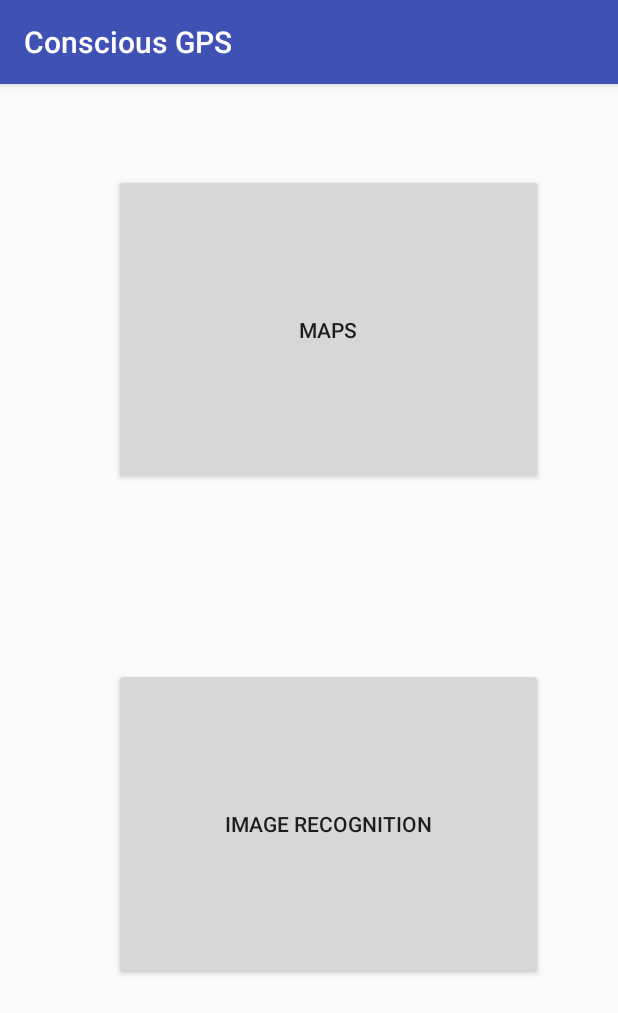
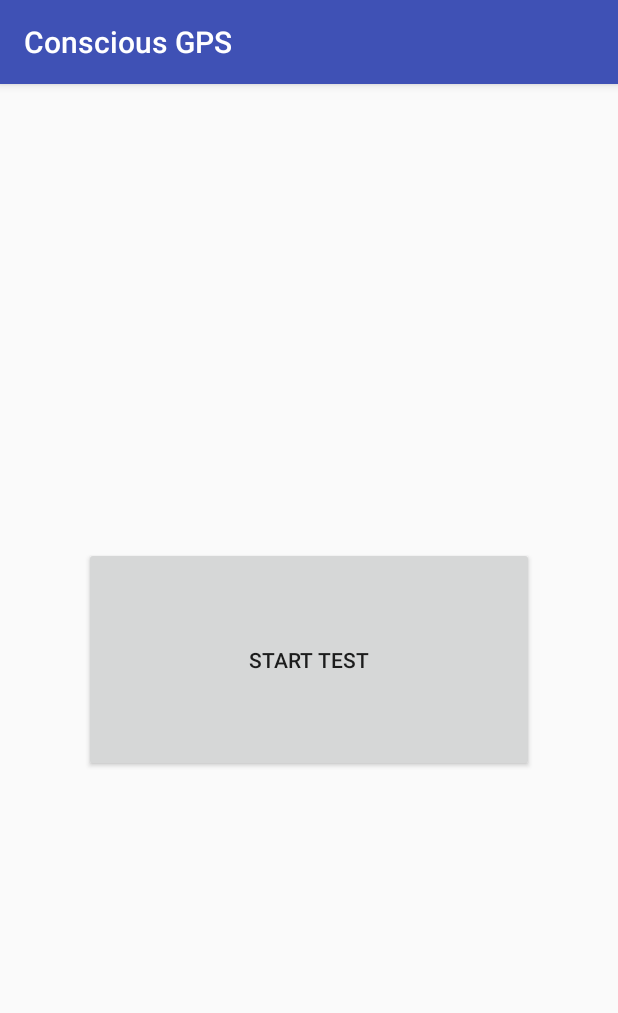
Before and after one commit to Jneverson/SeniorDesignResearch, an Android app: the screen it shows after launch (MainActivity), on a phone screen of 412 x 824 dp. Shown: the top 1013 px of the screen. Run offline under Robolectric (Android 15) with nearby library versions, the phone set to English and light mode, and no system bars.

Commit message:
Slight UI adjustments
Signed-off-by: Daler Norkulov <dalernorkulov@gmail.com>

```diff
--- a/Product/app/src/main/java/com/nyit/seniordesignproject/conciousgps/ImageRecognition.java
+++ b/Product/app/src/main/java/com/nyit/seniordesignproject/conciousgps/ImageRecognition.java
@@ -123,7 +123,7 @@ public class ImageRecognition extends AppCompatActivity {
 
         findViewById(R.id.mainButton).setOnClickListener(b -> {
             buttonCounter++;
-            if (buttonCounter >= 5) {
+            if (buttonCounter >= 0) {
                 buttonCounter = 0;
                 startActivity(new Intent(getApplicationContext(), MainActivity.class));
             }
--- a/Product/app/src/main/java/com/nyit/seniordesignproject/conciousgps/MainActivity.java
+++ b/Product/app/src/main/java/com/nyit/seniordesignproject/conciousgps/MainActivity.java
@@ -9,7 +9,7 @@ import android.support.v7.app.AppCompatActivity;
 
 public class
 MainActivity extends AppCompatActivity {
-    private static int buttonCounter = 0;
+   // private static int buttonCounter = 0;
     private static int mapCounter = 0;
     private static int imageRecCounter = 0;
 
@@ -41,17 +41,10 @@ MainActivity extends AppCompatActivity {
 //            }
 //        });
 
-        findViewById(R.id.imageRecButton).setOnClickListener(b -> {
-            imageRecCounter++;
-            if (imageRecCounter >= 5) {
-                imageRecCounter = 0;
-                startActivity(new Intent(getApplicationContext(), ImageRecognition.class));
-            }
-        });
 
         findViewById(R.id.mapsButton).setOnClickListener(b -> {
             mapCounter++;
-            if (mapCounter >= 5) {
+            if (mapCounter >= 0) {
                 mapCounter = 0;
                 startActivity(new Intent(getApplicationContext(), MapsActivity.class));
 
@@ -59,7 +52,7 @@ MainActivity extends AppCompatActivity {
                 int mPendingIntentId = 123456;
                 PendingIntent mPendingIntent = PendingIntent.getActivity(getApplicationContext(), mPendingIntentId,mStartActivity, PendingIntent.FLAG_CANCEL_CURRENT);
                 AlarmManager mgr = (AlarmManager)getApplicationContext().getSystemService(Context.ALARM_SERVICE);
-                mgr.set(AlarmManager.RTC, System.currentTimeMillis() + 7000, mPendingIntent);
+                mgr.set(AlarmManager.RTC, System.currentTimeMillis() + 10000, mPendingIntent);
                 //System.exit(0);
             }
         });
--- a/Product/app/src/main/java/com/nyit/seniordesignproject/conciousgps/MapsActivity.java
+++ b/Product/app/src/main/java/com/nyit/seniordesignproject/conciousgps/MapsActivity.java
@@ -49,7 +49,7 @@ public class MapsActivity extends FragmentActivity implements OnMapReadyCallback
         //mMap.addMarker(new MarkerOptions().position(current).title("Marker in Current Location"));
        // mMap.moveCamera(CameraUpdateFactory.newLatLng(current));
 
-        Uri gmmIntentUri = Uri.parse("google.navigation:q= Bus+ Station &mode=w");
+        Uri gmmIntentUri = Uri.parse("google.navigation:q= Bus + Station &mode=w");
         Intent mapIntent = new Intent(Intent.ACTION_VIEW, gmmIntentUri);
         mapIntent.setPackage("com.google.android.apps.maps");
         startActivity(mapIntent);
--- a/Product/app/src/main/res/layout/activity_main.xml
+++ b/Product/app/src/main/res/layout/activity_main.xml
@@ -1,5 +1,8 @@
 <?xml version="1.0" encoding="utf-8"?>
-<android.support.constraint.ConstraintLayout xmlns:android="http://schemas.android.com/apk/res/android"
+<RelativeLayout android:id="@+id/RelativeLayout01"
+    android:layout_width="fill_parent"
+    android:layout_height="fill_parent"
+    xmlns:android="http://schemas.android.com/apk/res/android">
     xmlns:app="http://schemas.android.com/apk/res-auto"
     xmlns:tools="http://schemas.android.com/tools"
     android:layout_width="match_parent"
@@ -7,32 +10,10 @@
     tools:context=".MainActivity">
 
     <Button
-        android:id="@+id/imageRecButton"
-        android:layout_width="286dp"
-        android:layout_height="207dp"
-        android:layout_marginStart="50dp"
-        android:layout_marginTop="113dp"
-        android:layout_marginEnd="50dp"
-        android:layout_marginBottom="8dp"
-        android:text="IMAGE RECOGNITION"
-        app:layout_constraintBottom_toBottomOf="parent"
-        app:layout_constraintEnd_toEndOf="parent"
-        app:layout_constraintHorizontal_bias="1.0"
-        app:layout_constraintStart_toStartOf="parent"
-        app:layout_constraintTop_toBottomOf="@+id/mapsButton"
-        app:layout_constraintVertical_bias="0.051" />
-
-    <Button
         android:id="@+id/mapsButton"
-        android:layout_width="286dp"
-        android:layout_height="207dp"
-        android:layout_marginStart="50dp"
-        android:layout_marginTop="60dp"
-        android:layout_marginEnd="50dp"
-        android:text="MAPS"
-        app:layout_constraintEnd_toEndOf="parent"
-        app:layout_constraintHorizontal_bias="1.0"
-        app:layout_constraintStart_toStartOf="parent"
-        app:layout_constraintTop_toTopOf="parent" />
-
-</android.support.constraint.ConstraintLayout>
+        android:layout_width="300sp"
+        android:layout_height="150sp"
+        android:layout_centerInParent="true"
+        android:text="Start Test"
+/>
+</RelativeLayout>
```
